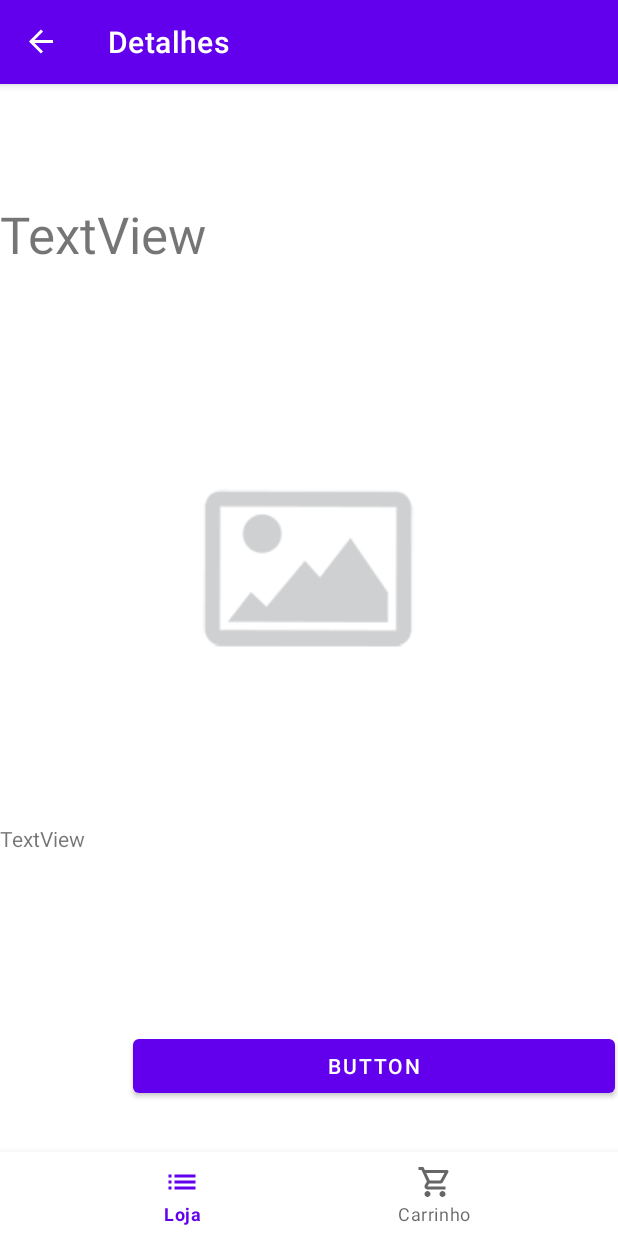
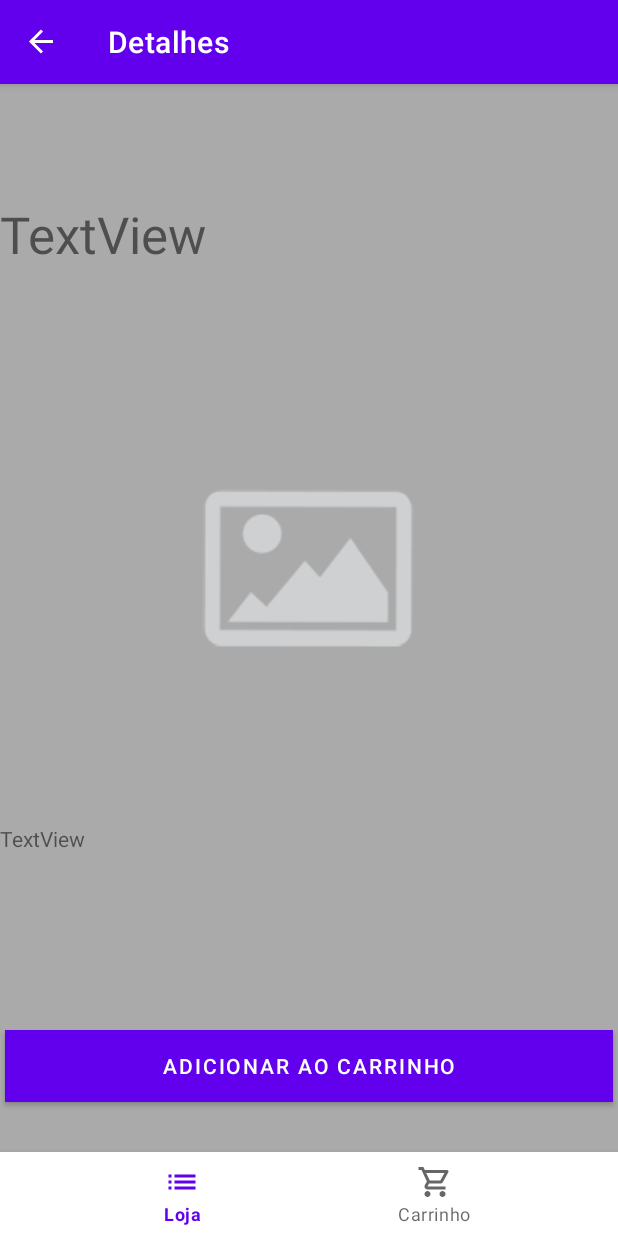
Before and after one commit to PedroTTorres/MarvelComicStore, an Android app: the ComicFragment screen opened through its navigation route, on a phone screen of 412 x 824 dp. Run offline under Robolectric (Android 15) with nearby library versions, the phone set to English and light mode, and no system bars; our stand-ins replace Picasso, navigation-ui; pictures from the network do not load; 5 statements that could not run were skipped.

Commit message:
Layout adjusts

```diff
--- a/app/src/main/java/com/marvel/comicstore/ui/fragment/CartFragment.java
+++ b/app/src/main/java/com/marvel/comicstore/ui/fragment/CartFragment.java
@@ -36,6 +36,7 @@ import java.util.ArrayList;
     @Override
     public View onCreateView(@NonNull LayoutInflater inflater, @Nullable ViewGroup container, @Nullable Bundle savedInstanceState) {
         return inflater.inflate(R.layout.fragment_cart, container, false);
+
     }
 
     @Override
@@ -47,13 +48,12 @@ import java.util.ArrayList;
         mRecyclerView.setLayoutManager(layoutManager);
         mRecyclerView.setItemAnimator(new DefaultItemAnimator());
         mRecyclerView.setAdapter(itemArrayAdapter);
-        mBuy = view.findViewById(R.id.buy);
 
     }
 
 
     public View.OnClickListener buy(){
-        comicsInCart.clear();
+        //TODO: Metodo para esvaziar o carrinho
 
         return null;
     }
--- a/app/src/main/res/layout/fragment_cart.xml
+++ b/app/src/main/res/layout/fragment_cart.xml
@@ -5,6 +5,7 @@
     android:id="@+id/relativeLayout2"
     android:layout_width="match_parent"
     android:layout_height="match_parent"
+    android:background="#FFFFFF"
     android:orientation="vertical"
     tools:context="ui.fragment.CartFragment">
 
--- a/app/src/main/res/layout/fragment_comic.xml
+++ b/app/src/main/res/layout/fragment_comic.xml
@@ -5,6 +5,7 @@
     android:id="@+id/relativeLayout"
     android:layout_width="match_parent"
     android:layout_height="match_parent"
+    android:background="@android:color/darker_gray"
     android:orientation="vertical"
     tools:context="ui.fragment.ComicFragment">
 
@@ -14,6 +15,7 @@
         android:layout_height="wrap_content"
         android:layout_marginTop="68dp"
         android:layout_marginBottom="26dp"
+        android:background="@android:color/darker_gray"
         android:text="TextView"
         android:textSize="34sp"
         app:layout_constraintBottom_toTopOf="@+id/Comic"
@@ -31,27 +33,30 @@
         app:layout_constraintBottom_toTopOf="@+id/Description"
         app:layout_constraintEnd_toEndOf="parent"
         app:layout_constraintLeft_toLeftOf="parent"
-        app:layout_constraintRight_toRightOf="parent" />
+        app:layout_constraintRight_toRightOf="parent"
+        tools:ignore="ImageContrastCheck" />
 
     <TextView
         android:id="@+id/Description"
         android:layout_width="match_parent"
         android:layout_height="116dp"
         android:layout_marginBottom="21dp"
+        android:background="@android:color/darker_gray"
         android:text="TextView"
         app:layout_constraintBottom_toTopOf="@+id/AddtoCart"
         app:layout_constraintStart_toStartOf="parent" />
 
     <Button
         android:id="@+id/AddtoCart"
-        android:layout_width="321dp"
-        android:layout_height="wrap_content"
-        android:layout_marginEnd="2dp"
+        android:layout_width="405dp"
+        android:layout_height="48dp"
         android:layout_marginBottom="33dp"
-        android:text="Button"
+        android:background="@color/teal_700"
+        android:backgroundTint="#F44336"
+        android:text="Adicionar ao carrinho"
         app:layout_constraintBottom_toBottomOf="parent"
-        app:layout_constraintEnd_toEndOf="parent" />
-
+        app:layout_constraintEnd_toEndOf="parent"
+        app:layout_constraintStart_toStartOf="parent" />
 
 
 </androidx.constraintlayout.widget.ConstraintLayout>
--- a/app/src/main/res/layout/fragment_store.xml
+++ b/app/src/main/res/layout/fragment_store.xml
@@ -8,8 +8,9 @@
 
     <androidx.recyclerview.widget.RecyclerView
         android:id="@+id/Main_rvComics"
-        android:scrollbars="vertical"
         android:layout_width="match_parent"
-        android:layout_height="match_parent"/>
+        android:layout_height="match_parent"
+        android:background="#FFFFFF"
+        android:scrollbars="vertical" />
 
 </androidx.constraintlayout.widget.ConstraintLayout>
```
Also changed, not shown: app/src/main/java/com/marvel/comicstore/ui/CartComicAdapter.java (+3 -4 lines), app/src/main/res/layout/list_comics_adapter_view.xml (+10 -10 lines).
